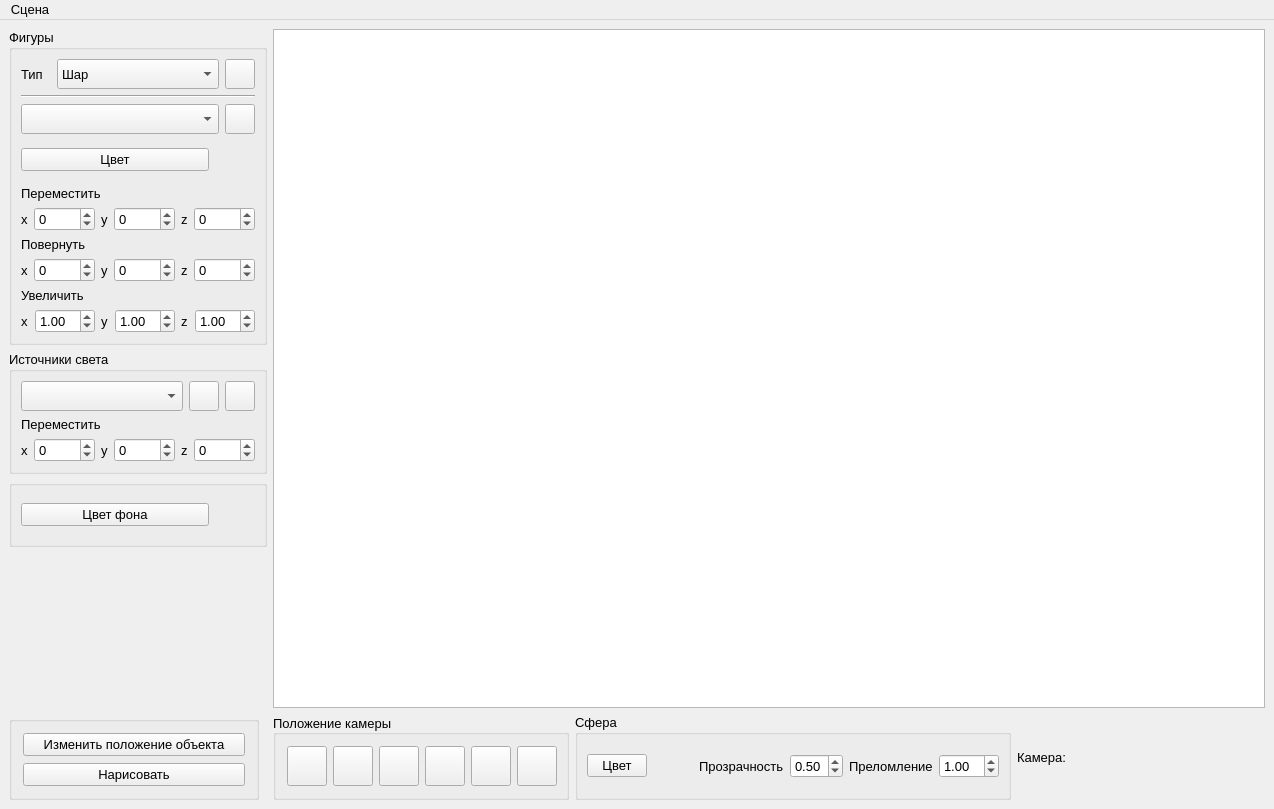
First picture: the form in src/gui/mainwindow.ui, repository AskaryanKarine/BMSTU-CG-Course, before the edit.
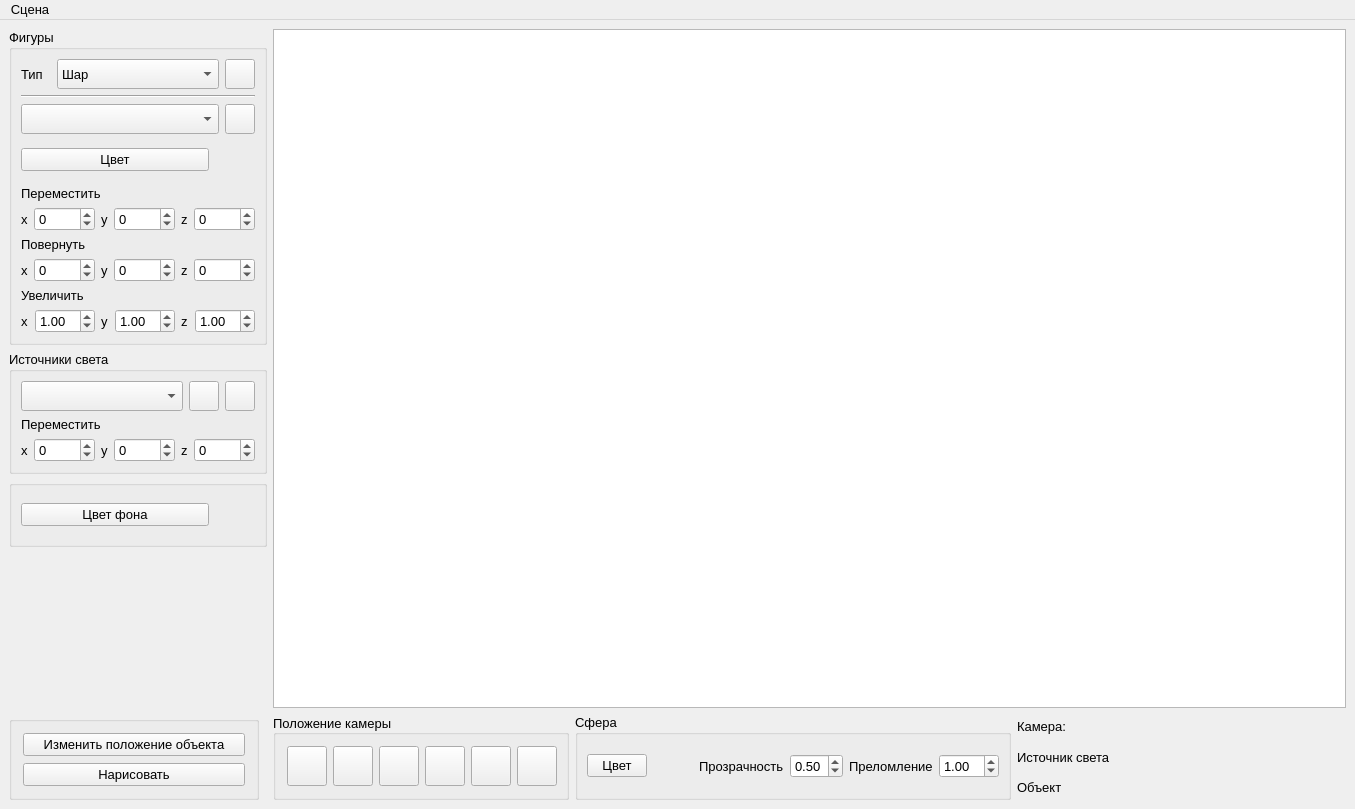
Second picture: the form after the edit. Icons and pictures are not drawn.

```diff
--- a/src/gui/mainwindow.ui
+++ b/src/gui/mainwindow.ui
@@ -6,7 +6,7 @@
    <rect>
     <x>0</x>
     <y>0</y>
-    <width>1274</width>
+    <width>1355</width>
     <height>809</height>
    </rect>
   </property>
@@ -1029,6 +1029,8 @@
        </widget>
       </item>
       <item>
+       <layout class="QVBoxLayout" name="verticalLayout_5">
+        <item>
        <widget class="QLabel" name="label_pos">
         <property name="text">
          <string>Камера:</string>
@@ -1036,6 +1038,22 @@
        </widget>
       </item>
       <item>
+         <widget class="QLabel" name="label_pos_light">
+          <property name="text">
+           <string>Источник света</string>
+          </property>
+         </widget>
+        </item>
+        <item>
+         <widget class="QLabel" name="label_pos_obj">
+          <property name="text">
+           <string>Объект</string>
+          </property>
+         </widget>
+        </item>
+       </layout>
+      </item>
+      <item>
        <spacer name="horizontalSpacer">
         <property name="orientation">
          <enum>Qt::Horizontal</enum>
@@ -1057,7 +1075,7 @@
     <rect>
      <x>0</x>
      <y>0</y>
-     <width>1274</width>
+     <width>1355</width>
      <height>28</height>
     </rect>
    </property>
```
Left out of the diff: 6 changed lines with no effect on the pictures. Lines whose indentation alone changed are shown as unchanged.
